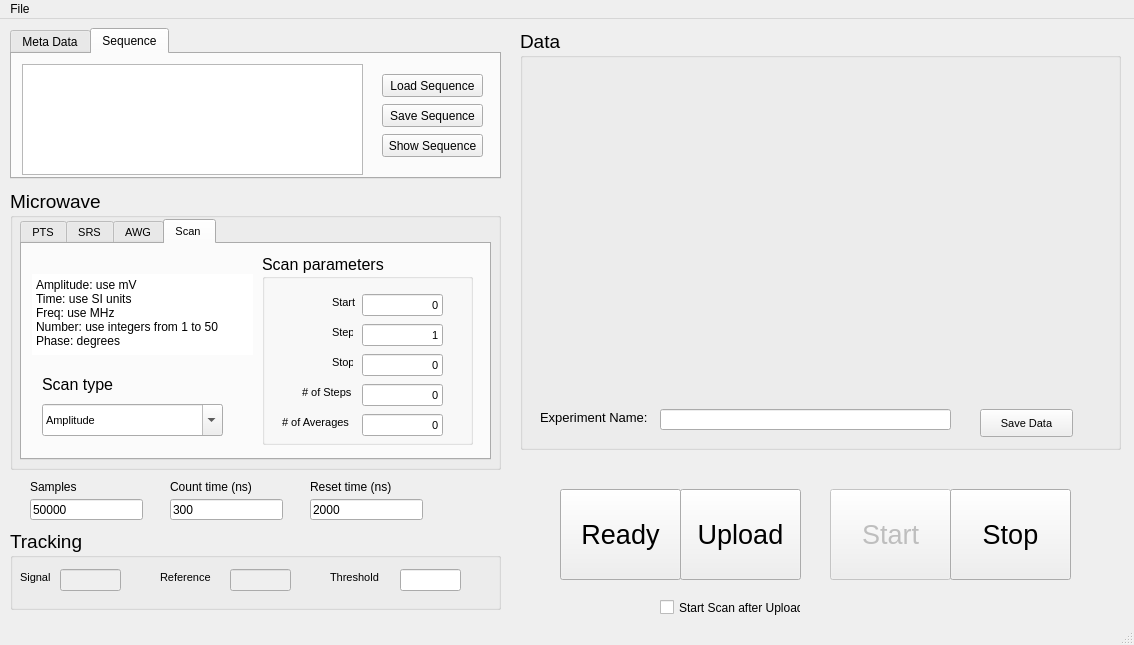
Above: source/appgui_V3.ui from pitt-diamond-qtech/quantum-pulse before the change. Below: the same form after it.
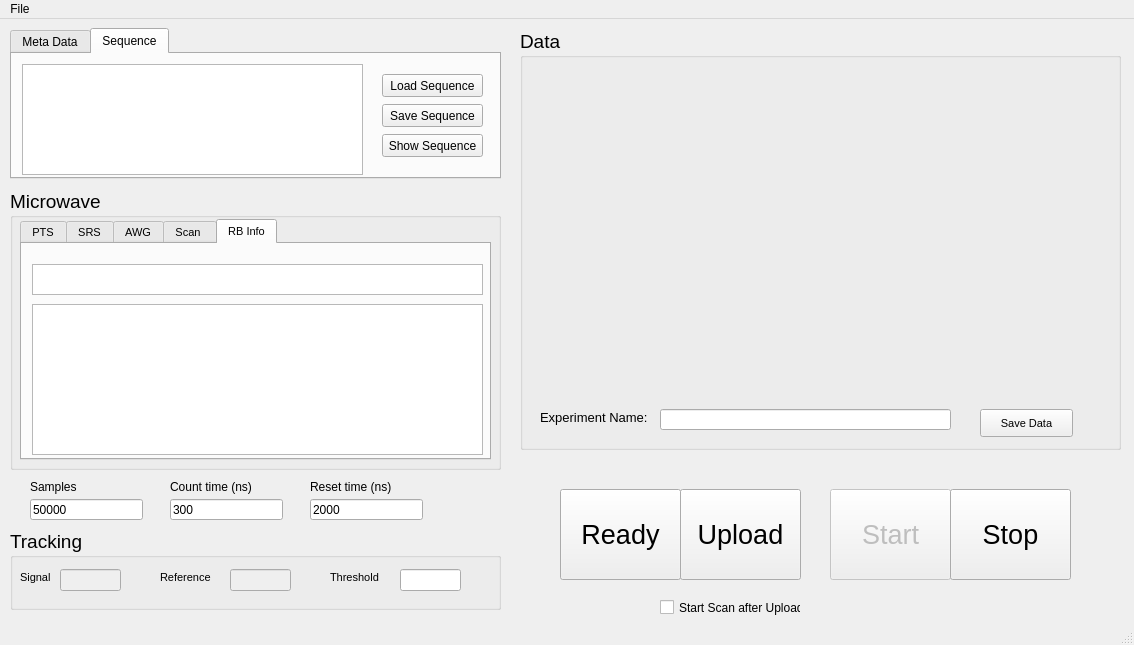
That is the form after the change. The open tabs and pages were chosen to show the change.

Diff of the .ui file:
```diff
--- a/source/appgui_V3.ui
+++ b/source/appgui_V3.ui
@@ -1390,6 +1390,31 @@
        </property>
       </widget>
      </widget>
+     <widget class="QWidget" name="tab_4">
+      <attribute name="title">
+       <string>RB Info</string>
+      </attribute>
+      <widget class="QTextBrowser" name="rbStatestext">
+       <property name="geometry">
+        <rect>
+         <x>10</x>
+         <y>20</y>
+         <width>451</width>
+         <height>31</height>
+        </rect>
+       </property>
+      </widget>
+      <widget class="QTextBrowser" name="rbSeqstext">
+       <property name="geometry">
+        <rect>
+         <x>10</x>
+         <y>60</y>
+         <width>451</width>
+         <height>151</height>
+        </rect>
+       </property>
+      </widget>
+     </widget>
     </widget>
    </widget>
    <widget class="QTabWidget" name="tabWidget_top">
```
Left out of the diff: 7 changed lines with no effect on the pictures.
